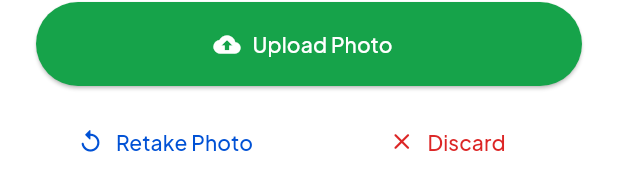
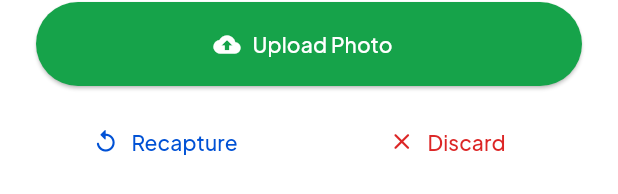
Before and after one commit to ayussh-2/arms-app, a Flutter app: the StudentPhotoCapturePanel widget shown alone on an empty page, opened directly with empty values, on a phone screen of 412 x 824 dp. Shown: the part 613-807 px from the top of the screen. Run offline on Flutter 3.47's test engine with Material 3 defaults, Android fonts, the phone set to English and light mode, and no system bars; our stand-ins replace camera, file_picker, google_fonts, graphql_flutter, image_cropper, image_picker and 4 more; missing offline and left inert: excel, ota_update; accounts and stored records are empty.

Commit message:
fix: content issues

```diff
--- a/arms/lib/screens/student_photo/widgets/student_photo_capture_panel.dart
+++ b/arms/lib/screens/student_photo/widgets/student_photo_capture_panel.dart
@@ -186,7 +186,7 @@ class StudentPhotoCapturePanel extends StatelessWidget {
                       child: ElevatedButton.icon(
                         onPressed: () => onCapturePhoto(ImageSource.camera),
                         icon: const Icon(Icons.camera_alt_rounded),
-                        label: const Text('Take Photo'),
+                        label: const Text('Capture'),
                         style: ElevatedButton.styleFrom(
                           backgroundColor: AppColors.primary,
                           foregroundColor: Colors.white,
@@ -204,7 +204,7 @@ class StudentPhotoCapturePanel extends StatelessWidget {
                       child: OutlinedButton.icon(
                         onPressed: () => onCapturePhoto(ImageSource.gallery),
                         icon: const Icon(Icons.photo_library_rounded),
-                        label: const Text('From Gallery'),
+                        label: const Text('Gallery'),
                         style: OutlinedButton.styleFrom(
                           foregroundColor: AppColors.primary,
                           side: const BorderSide(color: AppColors.primary),
@@ -244,7 +244,7 @@ class StudentPhotoCapturePanel extends StatelessWidget {
                       child: TextButton.icon(
                         onPressed: () => onCapturePhoto(ImageSource.camera),
                         icon: const Icon(Icons.replay_rounded),
-                        label: const Text('Retake Photo'),
+                        label: const Text('Recapture'),
                         style: TextButton.styleFrom(
                           foregroundColor: AppColors.primary,
                         ),
```
